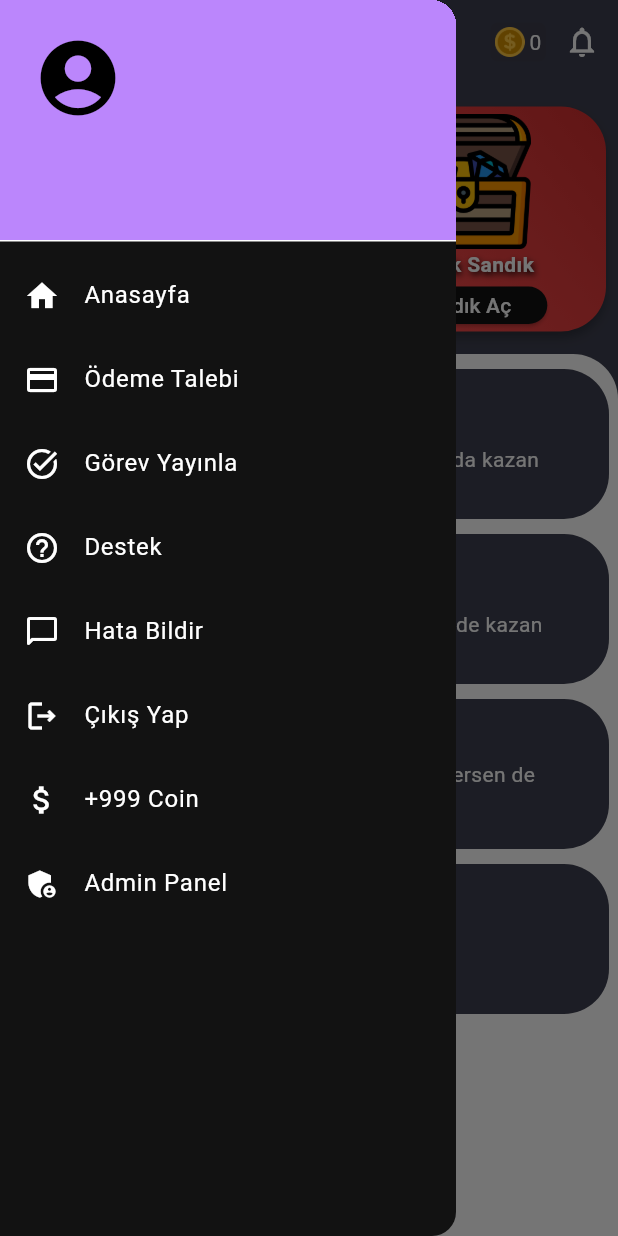
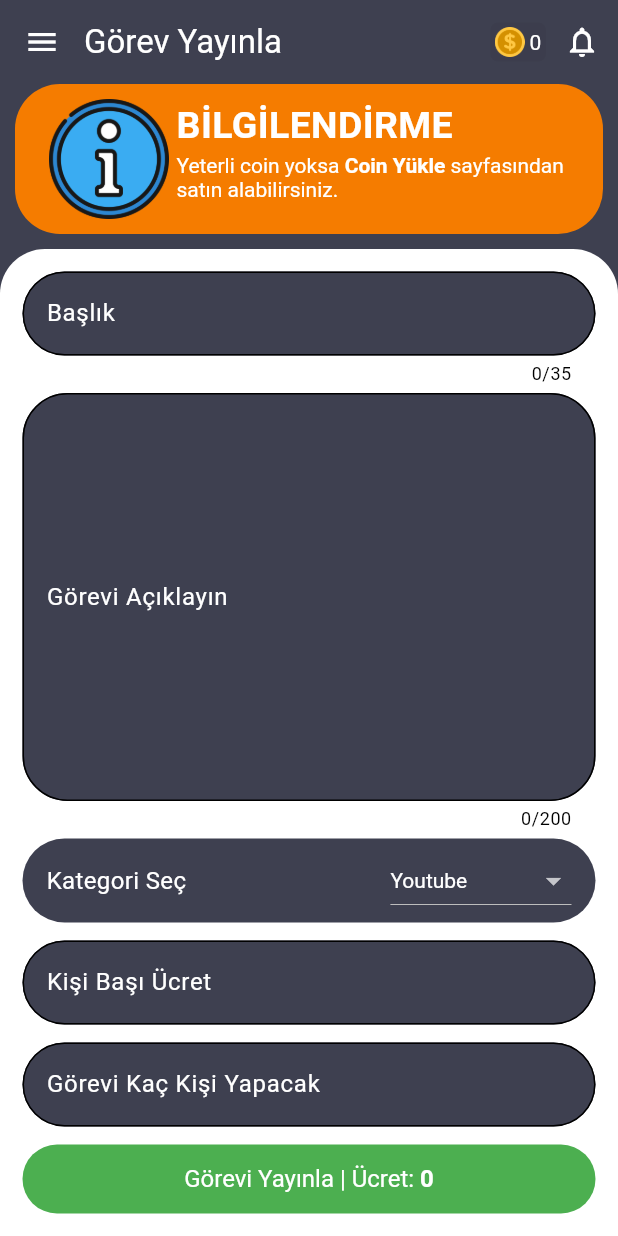
Before and after one commit to furkankytk/gorev-yap-kazan-flutter, a Flutter app: the screen it shows once a user with an empty profile is signed in, in the side drawer, after a tap on "Görev Yap Kazan", on a phone screen of 412 x 824 dp. Run offline on Flutter 3.47's test engine with Material 3 defaults, Android fonts, the phone set to English and light mode, and no system bars; our stand-ins replace awesome_dialog, cloud_firestore, firebase_auth, firebase_core, firebase_storage, font_awesome_flutter and 3 more; accounts and stored records are empty.

Commit message:
modified:   lib/Sayfalar/CustomAppBar-Drawer/custom.appbar-drawer.dart 	modified:   lib/Sayfalar/anasayfa.dart 	modified:   lib/Sayfalar/gorevler.dart 	new file:   lib/Sayfalar/gorevyayinla.dart 	deleted:    lib/Sayfalar/odemetalebi.dart 	modified:   pubspec.lock

```diff
--- a/lib/Sayfalar/CustomAppBar-Drawer/custom.appbar-drawer.dart
+++ b/lib/Sayfalar/CustomAppBar-Drawer/custom.appbar-drawer.dart
@@ -8,11 +8,14 @@ import 'package:gorev_yap_kazan_flutter/Sayfalar/CustomSnakeBar/customsnakebar.d
 import 'package:gorev_yap_kazan_flutter/Sayfalar/Oturum/Auth/auth.service.dart';
 import 'package:gorev_yap_kazan_flutter/Sayfalar/anasayfa.dart';
 import 'package:gorev_yap_kazan_flutter/Sayfalar/notification.dart';
+import 'package:gorev_yap_kazan_flutter/Sayfalar/gorevyayinla.dart';
 import 'package:provider/provider.dart';
 
 class CustomAppBar extends StatefulWidget implements PreferredSizeWidget {
-  const CustomAppBar({super.key})
+  const CustomAppBar({super.key, required this.appbartitle})
       : preferredSize = const Size.fromHeight(kToolbarHeight);
+        final String appbartitle;
+
 
   @override
   final Size preferredSize; // default is 56.0
@@ -73,7 +76,7 @@ class _CustomAppBarState extends State<CustomAppBar> {
       titleSpacing: 0.0,
       backgroundColor: Colors.transparent,
       elevation: 0,
-      title: const Text("Her Şeyle Kazan"),
+      title: Text(widget.appbartitle),
       leading: IconButton(
           onPressed: () {
             Scaffold.of(context).openDrawer();
@@ -166,7 +169,10 @@ class _CustomDrawerState extends State<CustomDrawer> {
           ListTile(
             title: const Text("Görev Yayınla"),
             leading: const Icon(Icons.task_alt),
-            onTap: () {},
+            onTap: () {
+              Navigator.of(context).push(MaterialPageRoute(
+                  builder: (context) => const GorevYayinlaPage()));
+            },
           ),
           ListTile(
             title: const Text("Destek"),
@@ -174,8 +180,8 @@ class _CustomDrawerState extends State<CustomDrawer> {
             onTap: () {},
           ),
           ListTile(
-            title: const Text("Hata Bildir"),
-            leading: const Icon(Icons.chat_bubble_outline_rounded),
+            title: const Text("Coin Yükle"),
+            leading: const Icon(Icons.shopping_bag_outlined),
             onTap: () {},
           ),
           ListTile(
--- a/lib/Sayfalar/anasayfa.dart
+++ b/lib/Sayfalar/anasayfa.dart
@@ -20,7 +20,7 @@ class _AnaSayfaState extends State<AnaSayfa> {
     return SafeArea(
       child: Scaffold(
         backgroundColor: arka_plan_renk,
-        appBar: CustomAppBar(),
+        appBar: CustomAppBar(appbartitle: "Her Şeyle Kazan"),
         drawer: const CustomDrawer(),
         body: Column(
           children: [
--- a/lib/Sayfalar/gorevler.dart
+++ b/lib/Sayfalar/gorevler.dart
@@ -18,7 +18,7 @@ class _GorevlerPageState extends State<GorevlerPage> {
     return SafeArea(
       child: Scaffold(
         backgroundColor: arka_plan_renk,
-        appBar: CustomAppBar(),
+        appBar: CustomAppBar(appbartitle: "Görevler"),
         drawer: const CustomDrawer(),
         body: Column(
           children: [
--- /dev/null
+++ b/lib/Sayfalar/gorevyayinla.dart
@@ -0,0 +1,374 @@
+import 'package:cloud_firestore/cloud_firestore.dart';
+import 'package:firebase_auth/firebase_auth.dart';
+import 'package:flutter/material.dart';
+import 'package:flutter/services.dart';
+import 'package:gorev_yap_kazan_flutter/Sabitler/ext.dart';
+import 'package:gorev_yap_kazan_flutter/Sayfalar/CustomAppBar-Drawer/custom.appbar-drawer.dart';
+
+class GorevYayinlaPage extends StatefulWidget {
+  const GorevYayinlaPage({super.key});
+
+  @override
+  State<GorevYayinlaPage> createState() => _GorevYayinlaPageState();
+}
+
+class _GorevYayinlaPageState extends State<GorevYayinlaPage> {
+  String? baslik;
+  String? aciklama;
+  String dropdownValue = "Youtube";
+  int? fiyat;
+  int? sayi;
+
+  @override
+  Widget build(BuildContext context) {
+    return SafeArea(
+      child: Scaffold(
+        backgroundColor: arka_plan_renk,
+        appBar: CustomAppBar(appbartitle: "Görev Yayınla"),
+        drawer: const CustomDrawer(),
+        body: Column(
+          children: [
+            Container(
+              height: 100,
+              margin: const EdgeInsets.only(left: 10, right: 10, bottom: 10),
+              decoration: BoxDecoration(
+                  color: Colors.orange.shade700,
+                  borderRadius: BorderRadius.circular(30)),
+              width: MediaQuery.of(context).size.width,
+              child: Padding(
+                padding: const EdgeInsets.all(10),
+                child: Row(
+                  mainAxisAlignment: MainAxisAlignment.center,
+                  crossAxisAlignment: CrossAxisAlignment.center,
+                  children: [
+                    Image.asset("assets/information.png"),
+                    const SizedBox(width: 5),
+                    Column(
+                      mainAxisAlignment: MainAxisAlignment.start,
+                      crossAxisAlignment: CrossAxisAlignment.start,
+                      children: [
+                        const Text("BİLGİLENDİRME",
+                            style: TextStyle(
+                              fontSize: 25,
+                              fontWeight: FontWeight.bold,
+                            )),
+                        RichText(
+                          text: const TextSpan(
+                            style: TextStyle(
+                              fontSize: 14.0,
+                              color: Colors.white,
+                            ),
+                            children: <TextSpan>[
+                              TextSpan(text: 'Yeterli coin yoksa '),
+                              TextSpan(
+                                  text: 'Coin Yükle',
+                                  style:
+                                      TextStyle(fontWeight: FontWeight.w600)),
+                              TextSpan(
+                                  text: ' sayfasından \nsatın alabilirsiniz.'),
+                            ],
+                          ),
+                        ),
+                      ],
+                    ),
+                  ],
+                ),
+              ),
+            ),
+            Expanded(
+                child: Container(
+                    width: MediaQuery.of(context).size.width,
+                    decoration: const BoxDecoration(
+                        color: Colors.white,
+                        borderRadius: BorderRadius.only(
+                          topLeft: Radius.circular(30),
+                          topRight: Radius.circular(30),
+                        )),
+                    child: SingleChildScrollView(
+                      child: Container(
+                          padding: const EdgeInsets.all(10),
+                          margin:
+                              const EdgeInsets.only(left: 5, right: 5, top: 5),
+                          child: Column(
+                            children: [
+                              TextField(
+                                onChanged: (value) {
+                                  baslik = value;
+                                },
+                                inputFormatters: [
+                                  FilteringTextInputFormatter.allow(
+                                      RegExp(r'[A-Za-z0-9-\s]')),
+                                ],
+                                keyboardType: TextInputType.text,
+                                maxLength: 35,
+                                decoration: customInputDecoration(
+                                    labelText: "Başlık",
+                                    hintText: "Örnek: Video izle ve like At"),
+                              ),
+                              const SizedBox(height: 5),
+                              TextField(
+                                onChanged: (value) {
+                                  aciklama = value;
+                                },
+                                keyboardType: TextInputType.multiline,
+                                maxLines: 10,
+                                maxLength: 200,
+                                decoration: customInputDecoration(
+                                    labelText: "Görevi Açıklayın",
+                                    hintText:
+                                        "Örnek: \n1- Youtube/Dexpery Beta kanalına git \n2- Son videoya tıkla \n3- Videoya like at ve ekran görüntüsü al"),
+                              ),
+                              const SizedBox(height: 5),
+                              Container(
+                                width: MediaQuery.of(context).size.width,
+                                height: 56.0,
+                                padding: const EdgeInsets.symmetric(
+                                    horizontal: 16.0),
+                                decoration: BoxDecoration(
+                                  borderRadius: BorderRadius.circular(30),
+                                  color: arka_plan_renk,
+                                ),
+                                child: Center(
+                                  child: Row(
+                                    mainAxisAlignment:
+                                        MainAxisAlignment.spaceBetween,
+                                    children: [
+                                      const Text("Kategori Seç",
+                                          style: TextStyle(fontSize: 16)),
+                                      DropdownButton<String>(
+                                        dropdownColor: Colors.black,
+                                        value: dropdownValue,
+                                        style: const TextStyle(
+                                            color: Colors.white),
+                                        onChanged: (String? newValue) {
+                                          setState(() {
+                                            dropdownValue = newValue!;
+                                          });
+                                        },
+                                        items: const [
+                                          DropdownMenuItem<String>(
+                                            value: "Youtube",
+                                            child: Text("Youtube"),
+                                          ),
+                                          DropdownMenuItem<String>(
+                                            value: "İnstagram",
+                                            child: Text("İnstagram"),
+                                          ),
+                                          DropdownMenuItem<String>(
+                                            value: "Tiktok",
+                                            child: Text("Tiktok"),
+                                          ),
+                                          DropdownMenuItem<String>(
+                                            value: "X-Twitter",
+                                            child: Text("X (Twitter)"),
+                                          ),
+                                          DropdownMenuItem<String>(
+                                            value: "PlayStore",
+                                            child: Text("Play Store"),
+                                          ),
+                                          DropdownMenuItem<String>(
+                                            value: "Google",
+                                            child: Text("Google Chrome"),
+                                          ),
+                                          DropdownMenuItem<String>(
+                                            value: "Diğer",
+                                            child: Text("Diğer"),
+                                          ),
+                                        ],
+                                      ),
+                                    ],
+                                  ),
+                                ),
+                              ),
+                              const SizedBox(height: 12),
+                              TextField(
+                                onChanged: (value) {
+                                  try {
+                                    fiyat = int.parse(value);
+                                  } catch (e) {
+                                  }
+                                },
+                                inputFormatters: [
+                                  FilteringTextInputFormatter.digitsOnly
+                                ],
+                                keyboardType: TextInputType.number,
+                                decoration: customInputDecoration(
+                                    labelText: "Kişi Başı Ücret",
+                                    hintText: "En az 200 coin olabilir"),
+                              ),
+                              const SizedBox(height: 12),
+                              TextField(
+                                onChanged: (value) {
+                                  try {
+                                    sayi = int.parse(value);
+                                  } catch (e) {}
+                                },
+                                inputFormatters: [
+                                  FilteringTextInputFormatter.digitsOnly
+                                ],
+                                keyboardType: TextInputType.number,
+                                decoration: customInputDecoration(
+                                    labelText: "Görevi Kaç Kişi Yapacak",
+                                    hintText: "Örnek: 100"),
+                              ),
+                              const SizedBox(height: 12),
+                              Container(
+                                height: 46,
+                                padding: const EdgeInsets.symmetric(
+                                    horizontal: 16.0),
+                                decoration: BoxDecoration(
+                                  borderRadius: BorderRadius.circular(30),
+                                  color: Colors.green,
+                                ),
+                                child: InkWell(
+                                  onTap: () async {
+                                    if (aciklama != null &&
+                                        baslik != null &&
+                                        sayi != null &&
+                                        fiyat != null) {
+                                      if (fiyat! < 200) {
+                                        ScaffoldMessenger.of(context)
+                                            .showSnackBar(const SnackBar(
+                                                content: Text(
+                                                    "Kişi başı ücret en az 200 coin olabilir!",
+                                                    style: TextStyle(
+                                                        color: Colors.white)),
+                                                backgroundColor: Colors.red));
+                                      } else {
+                                        showDialog(
+                                          context: context,
+                                          builder: (context) {
+                                            return const Center(
+                                                child:
+                                                    CircularProgressIndicator());
+                                          },
+                                        );
+                                        final firestore =
+                                            FirebaseFirestore.instance;
+                                        final userRef = firestore
+                                            .collection('Users')
+                                            .doc(FirebaseAuth
+                                                .instance.currentUser?.uid);
+                                        DocumentSnapshot documentSnapshot =
+                                            await userRef.get();
+                                        Map<String, dynamic> userData =
+                                            documentSnapshot.data()
+                                                as Map<String, dynamic>;
+                                        if (userData['coin'] == null) {
+                                          Navigator.of(context).pop();
+                                        } else {
+                                          if (userData['coin'] <
+                                              fiyat! * sayi!) {
+                                            Navigator.of(context).pop();
+                                            ScaffoldMessenger.of(context)
+                                                .showSnackBar(const SnackBar(
+                                                    content: Text(
+                                                        "Yetersiz bakiye!",
+                                                        style: TextStyle(
+                                                            color:
+                                                                Colors.white)),
+                                                    backgroundColor:
+                                                        Colors.red));
+                                          } else {
+                                            final firestore =
+                                                FirebaseFirestore.instance;
+                                            final tasksRef = firestore
+                                                .collection('TasksRequest');
+                                            final newTask = {
+                                              "baslik": baslik,
+                                              "aciklama": aciklama,
+                                              "kategori": dropdownValue,
+                                              "fiyat": fiyat,
+                                              "sayi": sayi
+                                            };
+                                            await tasksRef.add(newTask);
+                                            await DeleteCoin().deleteCoin(
+                                                UpdateCoinValue:
+                                                    fiyat! * sayi!);
+                                            Navigator.of(context).pushReplacement(
+                                                MaterialPageRoute(
+                                                    builder: (context) =>
+                                                        const GorevYayinlaPage()));
+
+                                            ScaffoldMessenger.of(context)
+                                                .showSnackBar(const SnackBar(
+                                                    content: Text(
+                                                        "İşlem başarılı! Göreviniz onaylandıktan sonra yayınlanacaktır. Aklınıza soru takılırsa Destek bölümüne yazabilirsiniz.",
+                                                        style: TextStyle(
+                                                            color:
+                                                                Colors.white)),
+                                                    backgroundColor:
+                                                        Colors.green));
+                                          }
+                                        }
+                                      }
+                                    } else {
+                                      ScaffoldMessenger.of(context)
+                                          .showSnackBar(const SnackBar(
+                                              content: Text(
+                                                  "Eksik bilgileri lütfen tamamlayın!",
+                                                  style: TextStyle(
+                                                      color: Colors.white)),
+                                              backgroundColor: Colors.red));
+                                    }
+                                  },
+                                  child: Center(
+                                    child: RichText(
+                                      text: TextSpan(
+                                        style: const TextStyle(
+                                          fontSize: 16,
+                                        ),
+                                        children: <TextSpan>[
+                                          const TextSpan(
+                                              text: 'Görevi Yayınla | Ücret: '),
+                                          TextSpan(
+                                              text:
+                                                  "${fiyat != null && sayi != null ? fiyat! * sayi! : 0}",
+                                              style: const TextStyle(
+                                                  fontWeight: FontWeight.bold)),
+                                        ],
+                                      ),
+                                    ),
+                                  ),
+                                ),
+                              )
+                            ],
+                          )),
+                    )))
+          ],
+        ),
+      ),
+    );
+  }
+
+  // ignore: non_constant_identifier_names
+
+  InputDecoration customInputDecoration(
+      {required String labelText, required String hintText}) {
+    return InputDecoration(
+        enabledBorder:
+            OutlineInputBorder(borderRadius: BorderRadius.circular(30)),
+        filled: true,
+        fillColor: arka_plan_renk,
+        counterStyle: const TextStyle(color: Colors.black),
+        labelText: labelText,
+        hintText: hintText,
+        border: const OutlineInputBorder());
+  }
+}
+
+class DeleteCoin {
+  final FirebaseFirestore _firestore = FirebaseFirestore.instance;
+
+  Future<void> deleteCoin({required int UpdateCoinValue}) async {
+    final docRef = _firestore
+        .collection('Users')
+        .doc(FirebaseAuth.instance.currentUser?.uid);
+    await _firestore.runTransaction((transaction) async {
+      final documentSnapshot = await transaction.get(docRef);
+      final currentCoinValue = documentSnapshot.data()!['coin'] as int;
+      final newCoinValue = currentCoinValue - UpdateCoinValue;
+      transaction.update(docRef, {'coin': newCoinValue});
+    });
+  }
+}
```
Also changed, not shown: assets/information.png (added), lib/Sayfalar/odemetalebi.dart (deleted), pubspec.lock.
